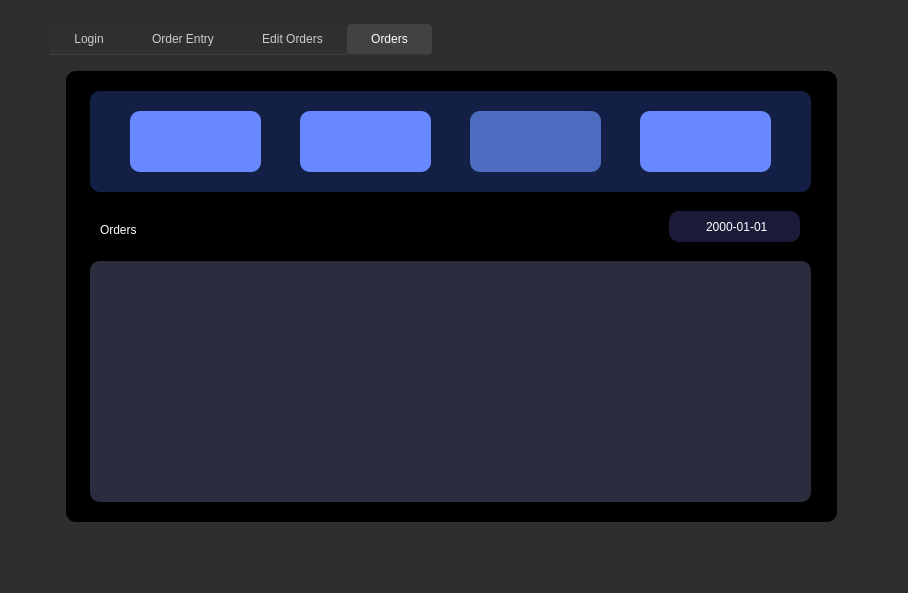
This is assets/uiux/stocking.ui in JinxSeven/retail-manager-lite as Qt 5 draws it before an edit. The edited form follows.
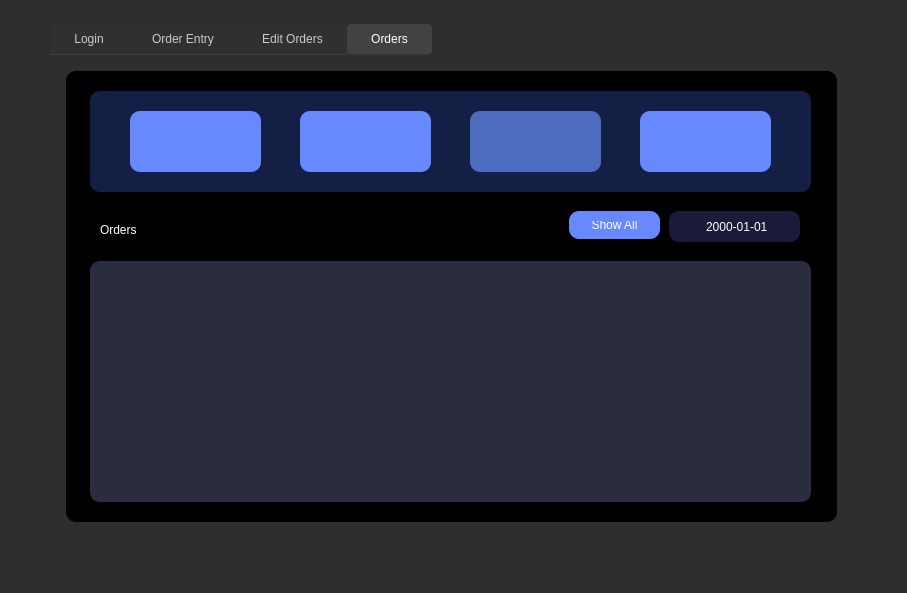
This is the edited form. The open tabs and pages were chosen to show the change. Icons and pictures are not drawn.

Commit message: it's_finished

The edit to the form file:
```diff
--- a/assets/uiux/stocking.ui
+++ b/assets/uiux/stocking.ui
@@ -6,7 +6,7 @@
    <rect>
     <x>0</x>
     <y>0</y>
-    <width>908</width>
+    <width>907</width>
     <height>593</height>
    </rect>
   </property>
@@ -140,7 +140,7 @@
      <enum>QTabWidget::Rounded</enum>
     </property>
     <property name="currentIndex">
-     <number>1</number>
+     <number>3</number>
     </property>
     <widget class="QWidget" name="tab">
      <attribute name="title">
@@ -1659,8 +1659,7 @@
 QTableView::corner {
     background-color: #292D3E; /* Same as the QTableWidget background color */
     border-radius: 10px 0 0 0; /* Top-left rounded corner */
-}
-</string>
+}</string>
       </property>
      </widget>
      <widget class="QDateEdit" name="dateEdit">
@@ -1783,6 +1782,34 @@
        <bool>true</bool>
       </property>
      </widget>
+     <widget class="QPushButton" name="show_all">
+      <property name="geometry">
+       <rect>
+        <x>519</x>
+        <y>160</y>
+        <width>91</width>
+        <height>28</height>
+       </rect>
+      </property>
+      <property name="styleSheet">
+       <string notr="true">QPushButton#show_all {
+background-color: #6788FF; /* Background color */
+font: 63 8pt &quot;Poppins SemiBold&quot;;
+color: white; /* Text color */
+outline: 0;
+padding: 10px 20px; /* Padding for the button */
+border: none; /* Remove default button border */
+border-radius: 10px; /* Add some border-radius for a rounded appearance */
+}
+QPushButton#show_all:hover {
+cursor: pointer; /* Change cursor to pointer on hover */
+background-color: #4c6cbf;
+}</string>
+      </property>
+      <property name="text">
+       <string>Show All</string>
+      </property>
+     </widget>
      <zorder>columnView_7</zorder>
      <zorder>columnView_8</zorder>
      <zorder>orders_3</zorder>
@@ -1792,6 +1819,7 @@
      <zorder>o_head</zorder>
      <zorder>orders_table</zorder>
      <zorder>dateEdit</zorder>
+     <zorder>show_all</zorder>
     </widget>
    </widget>
   </widget>
@@ -1800,8 +1828,8 @@
     <rect>
      <x>0</x>
      <y>0</y>
-     <width>908</width>
-     <height>21</height>
+     <width>907</width>
+     <height>22</height>
     </rect>
    </property>
   </widget>
```
The commit also changes 2 other files.
